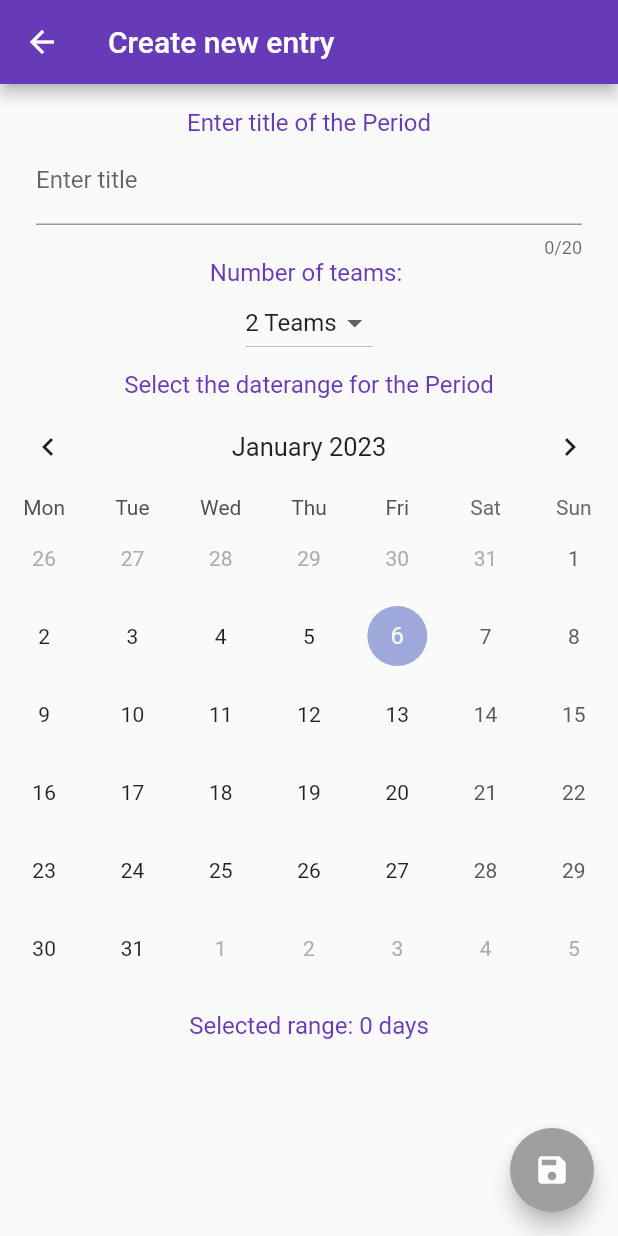
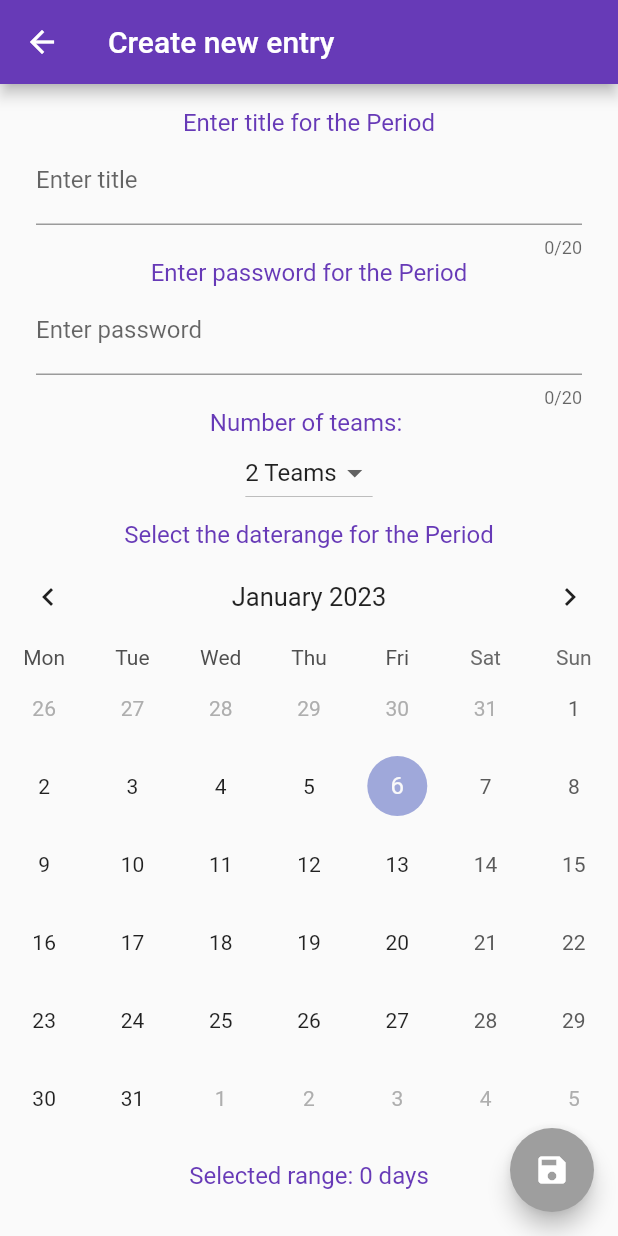
Before and after one commit to Hector-SaTe/year_planner, a Flutter app: the SelectRange screen opened directly, on a phone screen of 412 x 824 dp. Run offline on Flutter 3.47's test engine with Material 2 defaults, Android fonts, the phone set to English and light mode, and no system bars; drawn by our look-alikes of table_calendar; our stand-ins replace firebase_core, firebase_database, flutter_hooks, hooks_riverpod; accounts and stored records are empty.

Commit message:
added passwords and ranges

```diff
--- a/lib/models.dart
+++ b/lib/models.dart
@@ -7,11 +7,13 @@ class TimePeriod {
   final DateTime startRange;
   final DateTime endRange;
   final String title;
+  final String pass;
   final List<Set<DateTime>> teamDays;
   final int teams;
 
   const TimePeriod(
       {required this.id,
+      required this.pass,
       required this.startRange,
       required this.endRange,
       required this.title,
@@ -36,6 +38,7 @@ class TimePeriodList extends StateNotifier<List<TimePeriod>> {
         startRange: period.startRange,
         endRange: period.endRange,
         title: period.title,
+        pass: period.pass,
         teams: period.teams,
         teamDays: [...teamDays],
         id: period.id);
--- a/lib/screens/create_period.dart
+++ b/lib/screens/create_period.dart
@@ -10,6 +10,7 @@ import 'package:year_planner/providers.dart';
 import '../utils.dart';
 
 final _titleProvider = StateProvider.autoDispose<String>(((ref) => ""));
+final _passProvider = StateProvider.autoDispose<String>(((ref) => ""));
 final _teamsProvider = StateProvider.autoDispose<int>(((ref) => 2));
 
 class SelectRange extends StatefulWidget {
@@ -106,27 +107,46 @@ class TitleInput extends HookConsumerWidget {
 
   @override
   Widget build(BuildContext context, WidgetRef ref) {
-    final textController = useTextEditingController();
+    final titleController = useTextEditingController();
+    final passController = useTextEditingController();
 
     return Padding(
       padding: const EdgeInsets.only(top: 16, left: 24, right: 24, bottom: 0),
       child: Column(
         children: [
           Text(
-            "Enter title of the Period",
+            "Enter title for the Period",
             style: Theme.of(context)
                 .textTheme
                 .titleMedium!
                 .copyWith(color: Theme.of(context).primaryColor),
           ),
           TextField(
-            controller: textController,
+            controller: titleController,
             maxLength: 20,
             decoration: const InputDecoration(
               labelText: 'Enter title',
             ),
             onChanged: (value) {
               ref.read(_titleProvider.notifier).state = value;
+              //textController.clear();
+            },
+          ),
+          Text(
+            "Enter password for the Period",
+            style: Theme.of(context)
+                .textTheme
+                .titleMedium!
+                .copyWith(color: Theme.of(context).primaryColor),
+          ),
+          TextField(
+            controller: passController,
+            maxLength: 20,
+            decoration: const InputDecoration(
+              labelText: 'Enter password',
+            ),
+            onChanged: (value) {
+              ref.read(_passProvider.notifier).state = value;
               //textController.clear();
             },
           ),
@@ -186,6 +206,7 @@ class SaveButton extends ConsumerWidget {
     final saveManager = ref.watch(saveManagerProvider);
 
     final String title = ref.watch(_titleProvider);
+    final String pass = ref.watch(_passProvider);
     final int teams = ref.watch(_teamsProvider);
     bool deactivated =
         (title.isEmpty || _rangeStart == null || _rangeEnd == null);
@@ -193,13 +214,13 @@ class SaveButton extends ConsumerWidget {
       backgroundColor: deactivated ? Colors.grey : null,
       onPressed: deactivated
           ? null
-          : () async {
-              await saveManager
-                  .createPeriod(title, teams, _rangeStart!, _rangeEnd!)
+          : () {
+              saveManager
+                  .createPeriod(title, teams, _rangeStart!, _rangeEnd!, pass)
                   .then((newPeriod) {
                 ref.read(periodListProvider.notifier).addItem(newPeriod);
+                Navigator.pop(context);
               });
-              Navigator.pop(context);
             },
       tooltip: 'save Item',
       child: const Icon(Icons.save),
```
Also changed, not shown: lib/database/db_model.dart (+8 -5 lines), lib/main.dart (+6 -10 lines), lib/screens/show_period.dart (+22 -0 lines).
